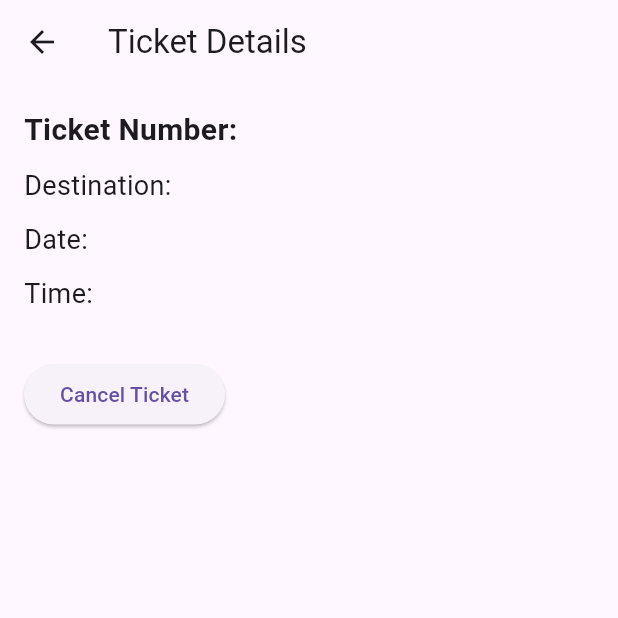
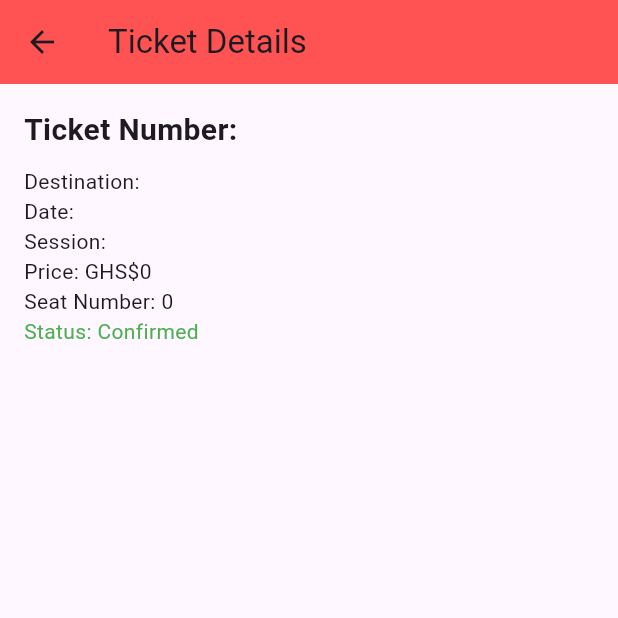
Before and after one commit to bamideletewogbade/vip_ghana_ticketing_mobile_app, a Flutter app: the TicketDetailsScreen screen opened directly with empty values, on a phone screen of 412 x 824 dp, the top half of it. Run offline on Flutter 3.47's test engine with Material 3 defaults, Android fonts, the phone set to English and light mode, and no system bars; our stand-ins replace cloud_firestore, connectivity_plus, firebase_auth, firebase_core, geolocator, google_maps_flutter and 1 more; accounts and stored records are empty.

Commit message:
Added ticket booking screen and other components also connected app to firebase

```diff
--- a/lib/main.dart
+++ b/lib/main.dart
@@ -7,8 +7,8 @@ void main() async {
   WidgetsFlutterBinding.ensureInitialized();
   await Firebase.initializeApp();
   // Add bus data for testing
-  // final BusService busService = BusService();
-  // busService.addBusData();
+  final BusService busService = BusService();
+  busService.addBusData();
   runApp(const MyApp());
 }
 
--- a/lib/models/bus.dart
+++ b/lib/models/bus.dart
@@ -9,6 +9,7 @@ class Bus {
   final int availableSeats;
   final String departureStation;
   final String arrivalStation;
+  final String session;
 
   String get departureDate => departureTime.split(' ')[0];
   String get departureTimeOnly => departureTime.split(' ')[1];
@@ -23,6 +24,7 @@ class Bus {
     required this.availableSeats,
     required this.departureStation,
     required this.arrivalStation,
+    required this.session,
   });
 
   factory Bus.fromFirestore(DocumentSnapshot doc) {
@@ -37,6 +39,7 @@ class Bus {
       availableSeats: data['availableSeats'] ?? 0,
       departureStation: data['departureStation'] ?? '',
       arrivalStation: data['arrivalStation'] ?? '',
+      session: data['session'] ?? '',
     );
   }
 }
--- a/lib/models/ticket.dart
+++ b/lib/models/ticket.dart
@@ -1,21 +1,54 @@
+// ticket_model.dart
+
+import 'package:cloud_firestore/cloud_firestore.dart';
+
 class Ticket {
-  Ticket(
-      {this.ticketNumber,
-      this.destination,
-      this.date,
-      this.time,
-      this.price,
-      this.status});
+  Ticket({
+    this.ticketNumber,
+    this.destination,
+    this.date,
+    this.session,
+    this.price,
+    this.seatNumber,
+    this.status,
+  });
+
   String? ticketNumber;
   String? destination;
   String? date;
-  String? time;
+  String? session;
+  int? seatNumber;
   int? price;
-  TicketStatus? status;
+  int? status;
+
+  factory Ticket.fromFirestore(DocumentSnapshot doc) {
+    Map data = doc.data() as Map;
+    return Ticket(
+      ticketNumber: data['ticketNumber'] ?? '',
+      destination: data['destination'] ?? '',
+      date: data['date'] ?? '',
+      session: data['session'] ?? '',
+      seatNumber: data['seatNumber'] ?? 0,
+      price: data['price'] ?? 0,
+      status: data['status'] ?? TicketStatus.pending,
+    );
+  }
+
+  Map<String, dynamic> toMap() {
+    return {
+      'ticketNumber': ticketNumber,
+      'destination': destination,
+      'date': date,
+      'session': session,
+      'seatNumber': seatNumber,
+      'price': price,
+      'status': status,
+    };
+  }
 }
 
 class TicketStatus {
-  static const confirmed = 0;
-  static const pending = 1;
-  static const cancelled = 2;
+  static const int confirmed = 0;
+  static const int pending = 1;
+  static const int cancelled = 2;
 }
--- a/lib/screens/filter_options.dart
+++ b/lib/screens/filter_options.dart
@@ -36,6 +36,8 @@ class _FilterOptionsState extends State<FilterOptions> {
           },
         ),
         RangeSlider(
+          activeColor: Colors.red,
+          inactiveColor: Colors.grey,
           values: RangeValues(minPrice, maxPrice),
           min: 0,
           max: 1000,
--- a/lib/screens/signup_screen.dart
+++ b/lib/screens/signup_screen.dart
@@ -91,7 +91,10 @@ class _SignupScreenState extends State<SignupScreen> {
                 textInputType: TextInputType.text,
                 isPass: true,
               ),
-              MyButtons(onTap: signupUser, text: "Sign Up"),
+              MyButtons(
+                onTap: signupUser,
+                text: "Sign Up",
+              ),
               const SizedBox(height: 50),
               Row(
                 mainAxisAlignment: MainAxisAlignment.center,
--- a/lib/screens/ticket_details_screen.dart
+++ b/lib/screens/ticket_details_screen.dart
@@ -1,62 +1,71 @@
+// ticket_details_screen.dart
+
 import 'package:flutter/material.dart';
 import 'package:vip_bus_ticketing_system/models/ticket.dart';
-import 'package:vip_bus_ticketing_system/screens/tickets_screen.dart';
 
-class TicketDetailsScreen extends StatefulWidget {
+class TicketDetailsScreen extends StatelessWidget {
   final Ticket ticket;
 
-  const TicketDetailsScreen({super.key, required this.ticket});
+  TicketDetailsScreen({required this.ticket});
 
-  @override
-  State<TicketDetailsScreen> createState() => _TicketDetailsScreenState();
-}
-
-class _TicketDetailsScreenState extends State<TicketDetailsScreen> {
   @override
   Widget build(BuildContext context) {
     return Scaffold(
       appBar: AppBar(
-        title: const Text('Ticket Details'),
+        title: Text('Ticket Details'),
+        backgroundColor: Colors.redAccent,
       ),
       body: Padding(
         padding: const EdgeInsets.all(16.0),
         child: Column(
           crossAxisAlignment: CrossAxisAlignment.start,
-          children: <Widget>[
+          children: [
             Text(
-              'Ticket Number: ${widget.ticket.ticketNumber}',
-              style: const TextStyle(fontSize: 20, fontWeight: FontWeight.bold),
+              'Ticket Number: ${ticket.ticketNumber}',
+              style: TextStyle(fontSize: 20, fontWeight: FontWeight.bold),
             ),
-            const SizedBox(height: 10),
+            SizedBox(height: 10),
+            Text('Destination: ${ticket.destination}'),
+            Text('Date: ${ticket.date}'),
+            Text('Session: ${ticket.session}'),
+            Text('Price: GHS\$${ticket.price}'),
+            Text('Seat Number: ${ticket.seatNumber}'),
             Text(
-              'Destination: ${widget.ticket.destination}',
-              style: const TextStyle(fontSize: 18),
+              'Status: ${_getStatusText(ticket.status)}',
+              style: TextStyle(
+                color: _getStatusColor(ticket.status),
+              ),
             ),
-            const SizedBox(height: 10),
-            Text(
-              'Date: ${widget.ticket.date}',
-              style: const TextStyle(fontSize: 18),
-            ),
-            const SizedBox(height: 10),
-            Text(
-              'Time: ${widget.ticket.time}',
-              style: const TextStyle(fontSize: 18),
-            ),
-            const SizedBox(height: 10),
-            // Text(
-            //   'Status: ${widget.ticket.statusToString()}',
-            //   style: const TextStyle(fontSize: 18),
-            // ),
-            const SizedBox(height: 20),
-            ElevatedButton(
-              onPressed: () {
-                // Implement any action, like cancelling the ticket
-              },
-              child: const Text('Cancel Ticket'),
-            ),
+            // Add any additional UI components like text fields for passenger details, buttons, etc.
           ],
         ),
       ),
     );
   }
+
+  String _getStatusText(int? status) {
+    switch (status) {
+      case TicketStatus.confirmed:
+        return 'Confirmed';
+      case TicketStatus.pending:
+        return 'Pending';
+      case TicketStatus.cancelled:
+        return 'Cancelled';
+      default:
+        return 'Unknown';
+    }
+  }
+
+  Color _getStatusColor(int? status) {
+    switch (status) {
+      case TicketStatus.confirmed:
+        return Colors.green;
+      case TicketStatus.pending:
+        return Colors.orange;
+      case TicketStatus.cancelled:
+        return Colors.red;
+      default:
+        return Colors.grey;
+    }
+  }
 }
--- a/lib/screens/tickets_screen.dart
+++ b/lib/screens/tickets_screen.dart
@@ -57,7 +57,7 @@ class _TicketsPageState extends State<TicketsScreen> {
             Text('Departure: ${bus.departureTime}'),
             Text('Arrival: ${bus.arrivalTime}'),
             Text('Bus Type: ${bus.busType}'),
-            Text('Price: \$${bus.price.toStringAsFixed(2)}'),
+            Text('Price: \GHS${bus.price.toStringAsFixed(2)}'),
             Text('Available Seats: ${bus.availableSeats}'),
           ],
         ),
--- a/lib/services/bus_service.dart
+++ b/lib/services/bus_service.dart
@@ -7,6 +7,18 @@ class BusService {
   Stream<List<Bus>> getBuses() {
     return _db.collection('buses').snapshots().map((snapshot) =>
         snapshot.docs.map((doc) => Bus.fromFirestore(doc)).toList());
+  }
+
+  // Fetch buses based on search criteria
+  Future<List<Bus>> fetchBuses(String from, String to, String session) async {
+    QuerySnapshot snapshot = await _db
+        .collection('buses')
+        .where('departureStation', isEqualTo: from)
+        .where('arrivalStation', isEqualTo: to)
+        .where('session', isEqualTo: session)
+        .get();
+
+    return snapshot.docs.map((doc) => Bus.fromFirestore(doc)).toList();
   }
 
   Future<void> addBusData() async {
@@ -20,7 +32,8 @@ class BusService {
         "price": 35.50,
         "availableSeats": 20,
         "departureStation": "Accra",
-        "arrivalStation": "Sunyani"
+        "arrivalStation": "Sunyani",
+        'session': 'Morning',
       },
       {
         "departureTime": "2024-06-15 09:00",
@@ -29,7 +42,8 @@ class BusService {
         "price": 25.00,
         "availableSeats": 15,
         "departureStation": "Kumasi",
-        "arrivalStation": "Accra"
+        "arrivalStation": "Accra",
+        'session': 'Evening',
       },
       {
         "departureTime": "2024-06-15 10:00",
@@ -38,7 +52,8 @@ class BusService {
         "price": 40.00,
         "availableSeats": 10,
         "departureStation": "Cape Coast",
-        "arrivalStation": "Tema"
+        "arrivalStation": "Tema",
+        'session': 'Morning',
       },
       {
         "departureTime": "2024-06-15 11:00",
@@ -47,7 +62,8 @@ class BusService {
         "price": 30.00,
         "availableSeats": 5,
         "departureStation": "Kumasi",
-        "arrivalStation": "Sunyani"
+        "arrivalStation": "Sunyani",
+        'session': 'Evening',
       },
       {
         "departureTime": "2024-06-15 12:00",
--- a/lib/widgets/button.dart
+++ b/lib/widgets/button.dart
@@ -25,7 +25,7 @@ class MyButtons extends StatelessWidget {
                   Radius.circular(30),
                 ),
               ),
-              color: Colors.blue),
+              color: Colors.redAccent),
           child: Text(
             text,
             style: const TextStyle(
```
Also changed, not shown: lib/screens/book_ticket.dart (added, +123 -0 lines), lib/screens/bus_detail_screen.dart (added, +46 -0 lines), lib/screens/home_screen.dart (+107 -102 lines), lib/screens/search_result_screen.dart (+73 -4 lines).
